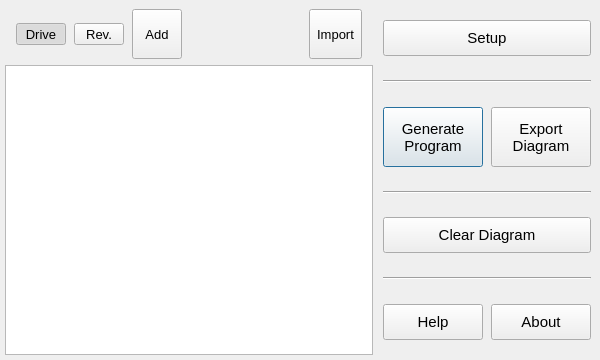
Old version of the form drawwindow.ui in the repository OlyCow/draw-auton.
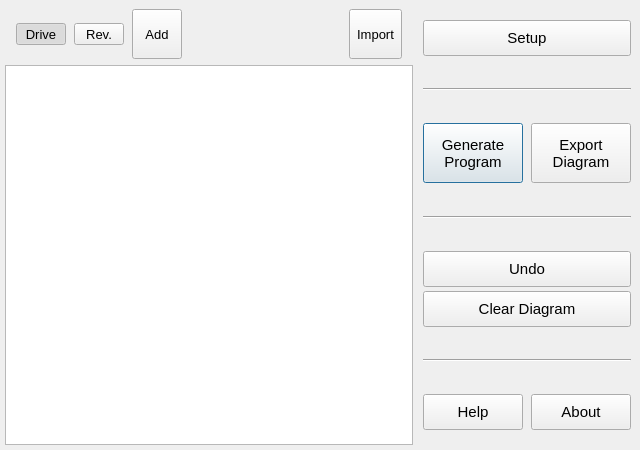
New version of the form. Icons and pictures are not drawn. Custom widgets are drawn as their Qt base class.

Commit message: fixed resize centering & added undo button

Patch:
```diff
--- a/drawwindow.ui
+++ b/drawwindow.ui
@@ -6,8 +6,8 @@
    <rect>
     <x>0</x>
     <y>0</y>
-    <width>600</width>
-    <height>360</height>
+    <width>640</width>
+    <height>450</height>
    </rect>
   </property>
   <property name="sizePolicy">
@@ -18,8 +18,8 @@
   </property>
   <property name="minimumSize">
    <size>
-    <width>600</width>
-    <height>360</height>
+    <width>640</width>
+    <height>450</height>
    </size>
   </property>
   <property name="font">
@@ -92,8 +92,8 @@
           <rect>
            <x>0</x>
            <y>0</y>
-           <width>363</width>
-           <height>54</height>
+           <width>403</width>
+           <height>55</height>
           </rect>
          </property>
          <layout class="QHBoxLayout" name="horizontalLayout">
@@ -316,6 +316,14 @@
         <property name="horizontalScrollBarPolicy">
          <enum>Qt::ScrollBarAlwaysOff</enum>
         </property>
+        <property name="sceneRect">
+         <rectf>
+          <x>0.000000000000000</x>
+          <y>0.000000000000000</y>
+          <width>144.000000000000000</width>
+          <height>144.000000000000000</height>
+         </rectf>
+        </property>
         <property name="renderHints">
          <set>QPainter::Antialiasing|QPainter::TextAntialiasing</set>
         </property>
@@ -497,6 +505,29 @@
         </property>
        </spacer>
       </item>
+      <item>
+       <widget class="QPushButton" name="pushButton_undo">
+        <property name="minimumSize">
+         <size>
+          <width>0</width>
+          <height>36</height>
+         </size>
+        </property>
+        <property name="toolTip">
+         <string>Delete the most recently added action.</string>
+        </property>
+        <property name="text">
+         <string>Undo</string>
+        </property>
+        <property name="icon">
+         <iconset resource="icons.qrc">
+          <normaloff>:/icons/undo.png</normaloff>:/icons/undo.png</iconset>
+        </property>
+        <property name="shortcut">
+         <string>Ctrl+Z</string>
+        </property>
+       </widget>
+      </item>
       <item>
        <widget class="QPushButton" name="pushButton_clear">
         <property name="minimumSize">
```
Left out of the diff: 6 changed lines with no effect on the pictures. The commit also changes 2 other files.
